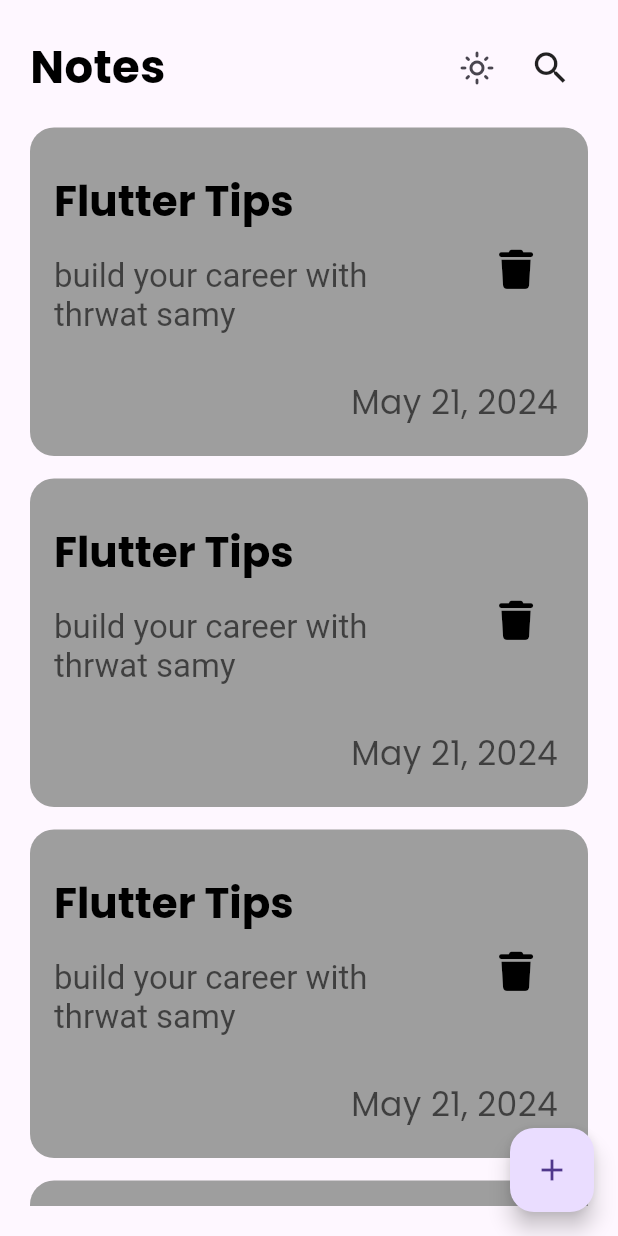
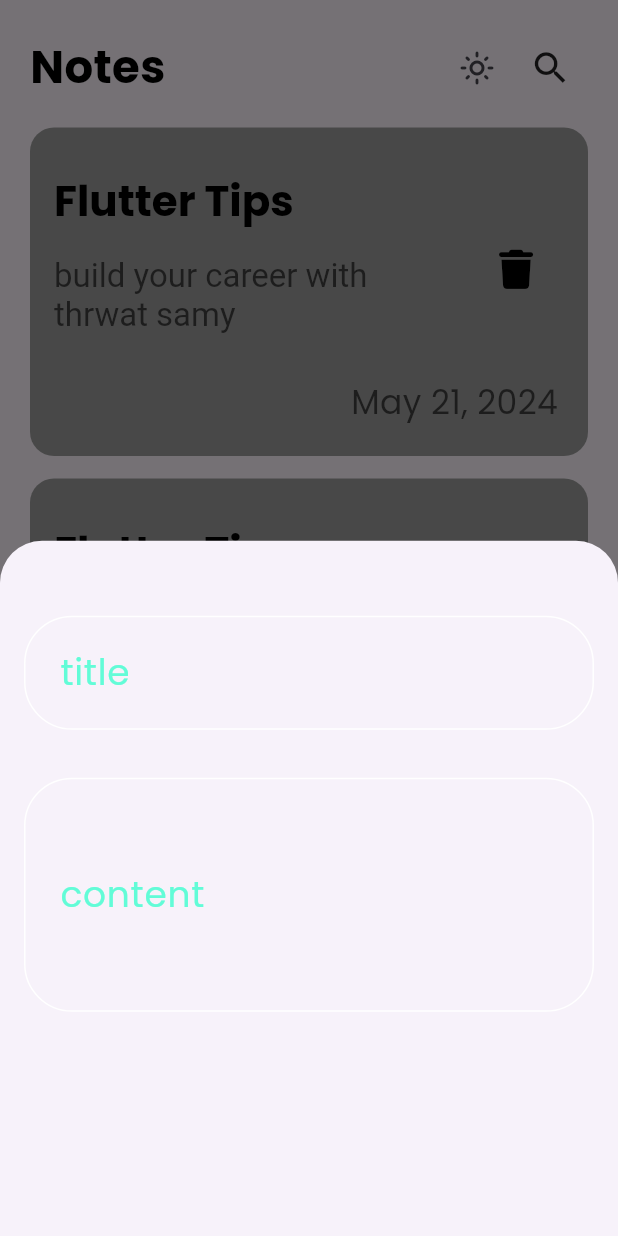
Before and after one commit to ElHbrouk/Notes-App, a Flutter app: the screen it shows after launch, after a tap on the "add" icon, on a phone screen of 412 x 824 dp. Run offline on Flutter 3.47's test engine with Material 3 defaults, Android fonts, the phone set to English and light mode, and no system bars; our stand-ins replace flutter_bloc, font_awesome_flutter.

Commit message:
create Text Field

```diff
--- /dev/null
+++ b/lib/constants.dart
@@ -0,0 +1,3 @@
+import 'package:flutter/material.dart';
+
+const kPrimaryColor = Color(0xff62fcd7);
--- a/lib/views/home_view.dart
+++ b/lib/views/home_view.dart
@@ -1,4 +1,5 @@
 import 'package:flutter/material.dart';
+import 'package:notes_app/constants.dart';
 import 'package:notes_app/widgets/add_note_bottom_sheet.dart';
 import 'package:notes_app/widgets/notes_view_body.dart';
 
@@ -8,23 +9,12 @@ class HomeView extends StatelessWidget {
   @override
   Widget build(BuildContext context) {
     return Scaffold(
+
       floatingActionButton: FloatingActionButton(
+        backgroundColor:kPrimaryColor,
         onPressed: () {
-          class AddNoteButtomSheet extends StatelessWidget {
-  const AddNoteButtomSheet({
-    super.key,
-  });
-
-  @override
-  Widget build(BuildContext context) {
-    return Column(
-      children: [
-        TextField()
-      ],
-    );
-  }
-}
-(
+          showModalBottomSheet(
+              // isScrollControlled: true,
               context: context,
               builder: (context) {
                 return const AddNoteButtomSheet();
@@ -32,6 +22,7 @@ class HomeView extends StatelessWidget {
         },
         child: const Icon(
           Icons.add,
+          color: Colors.black,
         ),
       ),
       body: SafeArea(
--- a/lib/widgets/add_note_bottom_sheet.dart
+++ b/lib/widgets/add_note_bottom_sheet.dart
@@ -1,4 +1,5 @@
 import 'package:flutter/material.dart';
+import 'package:notes_app/widgets/custom_text_field.dart';
 
 class AddNoteButtomSheet extends StatelessWidget {
   const AddNoteButtomSheet({
@@ -7,10 +8,25 @@ class AddNoteButtomSheet extends StatelessWidget {
 
   @override
   Widget build(BuildContext context) {
-    return Column(
-      children: [
-        TextField()
-      ],
+    return Container(
+      padding: const EdgeInsetsDirectional.only(
+        top: 50,
+        end: 16,
+        start: 16,
+      ),
+      child: const Column(
+        children: [
+          CustomTextField(
+            textFieldSize: 20, hintText: 'title',
+          ),
+          SizedBox(
+            height: 32,
+          ),
+          CustomTextField(
+            textFieldSize: 60, hintText: 'content',
+          ),
+        ],
+      ),
     );
   }
 }
--- /dev/null
+++ b/lib/widgets/custom_text_field.dart
@@ -0,0 +1,41 @@
+import 'package:flutter/material.dart';
+import 'package:notes_app/constants.dart';
+
+class CustomTextField extends StatelessWidget {
+  const CustomTextField(
+      {super.key, required this.textFieldSize, required this.hintText});
+  final double textFieldSize;
+  final String hintText;
+  @override
+  Widget build(BuildContext context) {
+    return TextField(
+      cursorColor: kPrimaryColor,
+      decoration: InputDecoration(
+        hintStyle: const TextStyle(
+          color: kPrimaryColor,
+        ),
+        hintText: hintText,
+        contentPadding: EdgeInsetsDirectional.only(
+          start: 20,
+          top: textFieldSize,
+          bottom: textFieldSize,
+        ),
+        border: buildBorder(),
+        enabledBorder: buildBorder(),
+        focusedBorder: buildBorder(kPrimaryColor),
+      ),
+    );
+  }
+
+  OutlineInputBorder buildBorder([color]) {
+    return OutlineInputBorder(
+
+      borderSide:  BorderSide(
+        color: color ??Colors.white,
+      ),
+      borderRadius: BorderRadius.circular(
+        32,
+      ),
+    );
+  }
+}
```
